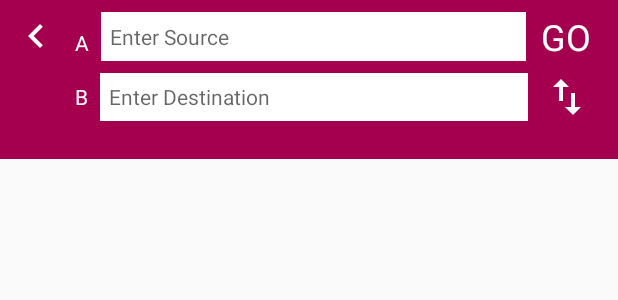
After one commit to MatchRider/BarrierFreeRouting_Android, an Android app: the layout fragment_source_destination.xml on its own in the app's theme, with its tools: preview values and no code run, on a phone screen of 412 x 824 dp. The commit adds this screen. Shown: the top 300 px of the screen. Run offline under Robolectric (Android 15) with nearby library versions, the phone set to English and light mode, and no system bars.

Commit message:
Source destination fragment

```diff
--- a/app/src/main/java/com/disablerouting/route_planner/RoutePlannerActivity.java
+++ b/app/src/main/java/com/disablerouting/route_planner/RoutePlannerActivity.java
@@ -2,15 +2,18 @@ package com.disablerouting.route_planner;
 
 import android.location.Location;
 import android.os.Bundle;
+import butterknife.ButterKnife;
 import com.disablerouting.MapBaseActivity;
 import com.disablerouting.R;
 
 public class RoutePlannerActivity extends MapBaseActivity {
 
+
     @Override
     protected void onCreate(Bundle savedInstanceState) {
         super.onCreate(savedInstanceState);
-
+        ButterKnife.bind(this);
+        addFragment(R.id.contentContainer,new SourceDestinationFragment(),"");
     }
 
     @Override
@@ -25,4 +28,5 @@ public class RoutePlannerActivity extends MapBaseActivity {
     }
 
 
+
 }
--- /dev/null
+++ b/app/src/main/res/drawable/ic_navigate_back.xml
@@ -0,0 +1,9 @@
+<vector xmlns:android="http://schemas.android.com/apk/res/android"
+        android:width="32dp"
+        android:height="32dp"
+        android:viewportWidth="24.0"
+        android:viewportHeight="24.0">
+    <path
+        android:pathData="M15.41,7.41L14,6l-6,6 6,6 1.41,-1.41L10.83,12z"
+        android:fillColor="#FFFFFF"/>
+</vector>
--- /dev/null
+++ b/app/src/main/res/drawable/ic_swap.xml
@@ -0,0 +1,9 @@
+<vector xmlns:android="http://schemas.android.com/apk/res/android"
+        android:width="32dp"
+        android:height="32dp"
+        android:viewportWidth="24.0"
+        android:viewportHeight="24.0">
+    <path
+        android:pathData="M16,17.01V10h-2v7.01h-3L15,21l4,-3.99h-3zM9,3L5,6.99h3V14h2V6.99h3L9,3z"
+        android:fillColor="#FFFFFF"/>
+</vector>
--- a/app/src/main/res/layout/activity_home.xml
+++ b/app/src/main/res/layout/activity_home.xml
@@ -29,7 +29,7 @@
                     android:layout_height="56dp"
                     android:background="#00000000"
                     android:tint="@color/colorWhite"
-                    android:src="@mipmap/ic_side_menu"
+                    android:src="@drawable/ic_menu_ham"
                     android:layout_gravity="center_vertical"
                     android:contentDescription="@string/app_name"/>
 
--- /dev/null
+++ b/app/src/main/res/layout/fragment_source_destination.xml
@@ -0,0 +1,101 @@
+<?xml version="1.0" encoding="utf-8"?>
+<LinearLayout xmlns:android="http://schemas.android.com/apk/res/android"
+              android:layout_width="match_parent"
+              android:background="@color/colorPrimary"
+              android:orientation="horizontal"
+              android:paddingStart="@dimen/padding_normal"
+              android:paddingEnd="@dimen/padding_normal"
+              android:paddingTop="@dimen/padding_normal"
+              android:paddingBottom="@dimen/padding_xxx_large"
+              android:layout_height="wrap_content"
+              android:baselineAligned="false">
+
+    <LinearLayout android:layout_width="wrap_content"
+                  android:gravity="start"
+                  android:layout_height="wrap_content">
+
+        <ImageView
+                   android:id="@+id/img_back"
+                   android:layout_width="wrap_content"
+                   android:src="@drawable/ic_navigate_back"
+                   android:layout_height="wrap_content"
+                   android:contentDescription="@string/app_name"/>
+    </LinearLayout>
+    <LinearLayout android:layout_width="match_parent"
+                  android:orientation="vertical"
+                  android:layout_marginStart="@dimen/margin_normal"
+                  android:layout_marginEnd="@dimen/margin_normal"
+                  android:layout_height="wrap_content">
+
+        <LinearLayout android:layout_width="match_parent"
+                      android:orientation="horizontal"
+                      android:layout_height="wrap_content">
+            <TextView
+                    android:id="@+id/txv_source_a"
+                    android:layout_width="wrap_content"
+                    android:layout_height="wrap_content"
+                    android:text="@string/a"
+                    android:textSize="@dimen/text_large"
+                    android:textColor="@color/colorWhite"/>
+
+            <EditText
+                    android:id="@+id/edt_source_add"
+                    android:layout_marginStart="@dimen/margin_small"
+                    android:layout_width="0dp"
+                    android:layout_weight="1"
+                    android:layout_height="match_parent"
+                    android:hint="@string/enter_source"
+                    android:padding="@dimen/padding_small"
+                    android:background="@color/colorWhite"
+                    android:maxLines="1"
+                    android:ellipsize="end"
+                    android:textSize="@dimen/text_large"
+                    android:layout_marginEnd="@dimen/margin_normal"
+                    android:textColor="@color/colorPrimary"/>
+
+            <TextView
+                    android:layout_width="wrap_content"
+                    android:textColor="@color/colorWhite"
+                    android:gravity="end"
+                    android:textSize="@dimen/text_xxxlarge"
+                    android:text="GO"
+                    android:layout_height="wrap_content"/>
+        </LinearLayout>
+        <LinearLayout
+                android:layout_marginTop="@dimen/margin_small"
+                android:layout_width="match_parent"
+                android:orientation="horizontal"
+                android:layout_height="wrap_content">
+            <TextView
+                    android:id="@+id/txv_source_b"
+                    android:layout_width="wrap_content"
+                    android:layout_height="wrap_content"
+                    android:text="@string/b"
+                    android:textSize="@dimen/text_large"
+                    android:textColor="@color/colorWhite"/>
+
+            <EditText
+                    android:id="@+id/edt_dest_add"
+                    android:layout_marginStart="@dimen/margin_small"
+                    android:layout_width="0dp"
+                    android:layout_weight="1"
+                    android:layout_height="match_parent"
+                    android:hint="@string/enter_destination"
+                    android:padding="@dimen/padding_small"
+                    android:background="@color/colorWhite"
+                    android:textSize="@dimen/text_large"
+                    android:maxLines="1"
+                    android:ellipsize="end"
+                    android:layout_marginEnd="@dimen/margin_normal"
+                    android:textColor="@color/colorPrimary"/>
+
+            <ImageView
+                    android:layout_width="wrap_content"
+                    android:src="@drawable/ic_swap"
+                    android:layout_gravity="end|center_vertical"
+                    android:layout_height="wrap_content"
+                    android:contentDescription="@string/app_name"/>
+        </LinearLayout>
+    </LinearLayout>
+
+</LinearLayout>
--- a/app/src/main/res/values/strings.xml
+++ b/app/src/main/res/values/strings.xml
@@ -37,6 +37,10 @@
     <string name="gps_setting">GPS is settings</string>
     <string name="message_gps">GPS is not enabled. Do you want to go to location setting?</string>
     <string name="ok">OK</string>
+    <string name="a">A</string>
+    <string name="enter_source">Enter Source</string>
+    <string name="b">B</string>
+    <string name="enter_destination">Enter Destination</string>
 
 
 </resources>
```
Also changed, not shown: app/src/main/java/com/disablerouting/MapBaseActivity.java (+3 -4 lines), app/src/main/java/com/disablerouting/base/BaseActivityImpl.java (+24 -0 lines), app/src/main/java/com/disablerouting/common/AlertDialogModel.java (deleted, +0 -68 lines), app/src/main/java/com/disablerouting/location/LocationTracker.java (deleted, +0 -13 lines), app/src/main/java/com/disablerouting/route_planner/SourceDestinationFragment.java (added, +39 -0 lines), app/src/main/res/drawable/ic_arrow_back.xml (added, +9 -0 lines), app/src/main/res/drawable/ic_menu_ham.xml (added, +9 -0 lines), app/src/main/res/layout/activity_route_planner.xml (+6 -12 lines), app/src/main/res/drawable/ic_marker.png (added).
